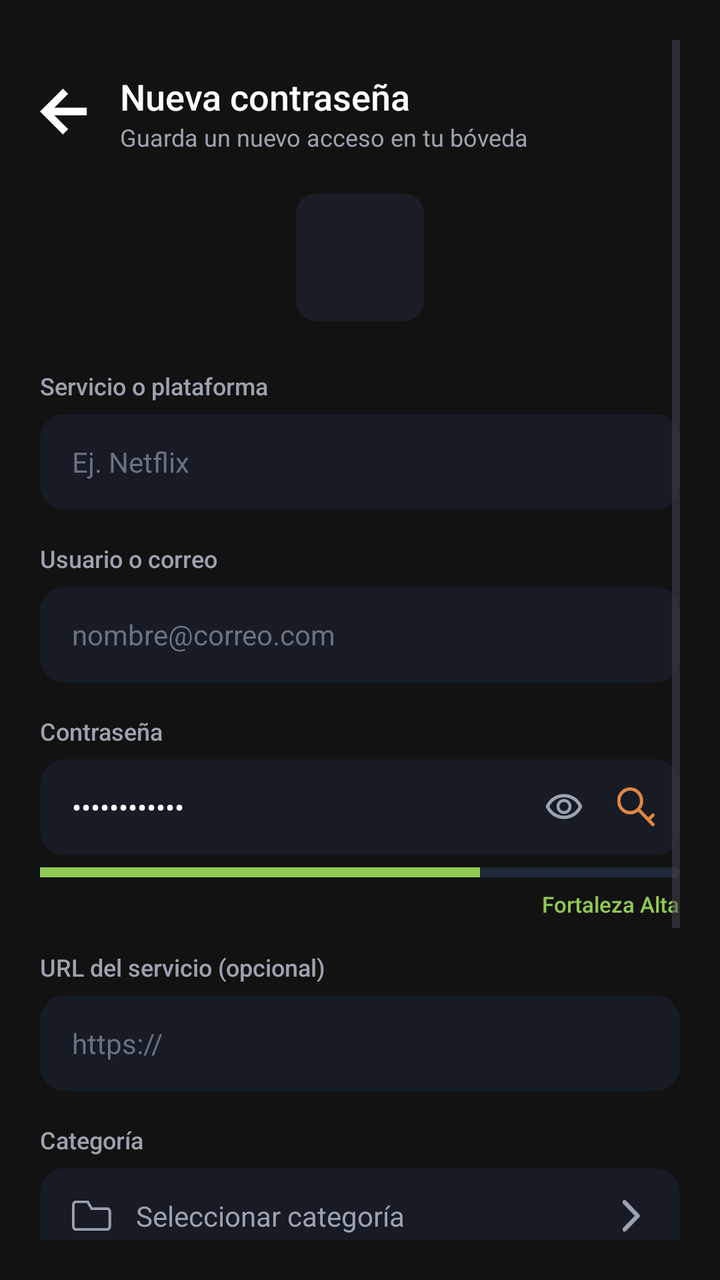
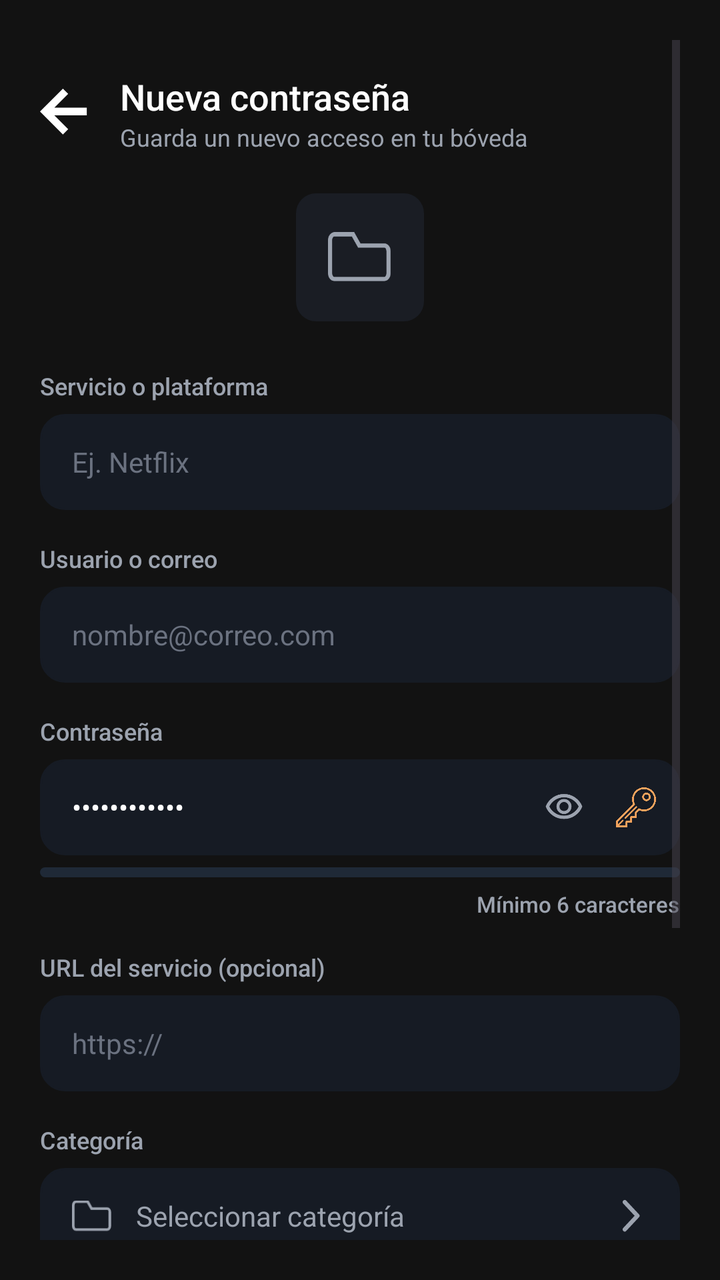

Two renders of the same Android screen: before a commit and after it. Below are the layout's source before the change and the commit's diff.
<!-- AndroidManifest.xml: application theme Theme.MyApplication -->
<!-- res/layout/activity_nueva_credencial.xml -->
<?xml version="1.0" encoding="utf-8"?>
<ScrollView xmlns:android="http://schemas.android.com/apk/res/android"
    xmlns:app="http://schemas.android.com/apk/res-auto"
    android:layout_width="match_parent"
    android:layout_height="match_parent"
    android:background="#121212"
    android:fillViewport="true"
    android:padding="20dp">

    <LinearLayout
        android:layout_width="match_parent"
        android:layout_height="wrap_content"
        android:layout_marginTop="16dp"
        android:layout_marginBottom="40dp"
        android:orientation="vertical">

        
        <LinearLayout
            android:layout_width="match_parent"
            android:layout_height="wrap_content"
            android:layout_marginBottom="20dp"
            android:gravity="center_vertical"
            android:orientation="horizontal">

            <ImageView
                android:id="@+id/btnBack"
                android:layout_width="24dp"
                android:layout_height="24dp"
                android:clickable="true"
                android:focusable="true"
                android:src="@drawable/flecha"
                app:tint="#FFFFFF" />

            <LinearLayout
                android:layout_width="match_parent"
                android:layout_height="wrap_content"
                android:layout_marginStart="16dp"
                android:orientation="vertical">

                <TextView
                    android:layout_width="wrap_content"
                    android:layout_height="wrap_content"
                    android:fontFamily="sans-serif-medium"
                    android:text="Nueva contraseña"
                    android:textColor="#FFFFFF"
                    android:textSize="18sp" />

                <TextView
                    android:layout_width="wrap_content"
                    android:layout_height="wrap_content"
                    android:fontFamily="sans-serif"
                    android:text="Guarda un nuevo acceso en tu bóveda"
                    android:textColor="#9CA3AF"
                    android:textSize="12sp" />
            </LinearLayout>
        </LinearLayout>

        
        <FrameLayout
            android:layout_width="64dp"
            android:layout_height="64dp"
            android:layout_gravity="center_horizontal"
            android:layout_marginBottom="24dp"
            android:background="@drawable/bg_card_rounded" />

        
        <TextView
            android:layout_width="wrap_content"
            android:layout_height="wrap_content"
            android:layout_marginBottom="6dp"
            android:fontFamily="sans-serif-medium"
            android:text="Servicio o plataforma"
            android:textColor="#9CA3AF"
            android:textSize="12sp" />

        <EditText
            android:id="@+id/etService"
            android:layout_width="match_parent"
            android:layout_height="48dp"
            android:layout_marginBottom="16dp"
            android:background="@drawable/bg_card_password_clean"
            android:fontFamily="sans-serif"
            android:hint="Ej. Netflix"
            android:paddingHorizontal="16dp"
            android:textColor="#FFFFFF"
            android:textColorHint="#6B7280"
            android:textSize="14sp" />

        
        <TextView
            android:layout_width="wrap_content"
            android:layout_height="wrap_content"
            android:layout_marginBottom="6dp"
            android:fontFamily="sans-serif-medium"
            android:text="Usuario o correo"
            android:textColor="#9CA3AF"
            android:textSize="12sp" />

        <EditText
            android:id="@+id/etUser"
            android:layout_width="match_parent"
            android:layout_height="48dp"
            android:layout_marginBottom="16dp"
            android:background="@drawable/bg_card_password_clean"
            android:fontFamily="sans-serif"
            android:hint="nombre@correo.com"
            android:paddingHorizontal="16dp"
            android:textColor="#FFFFFF"
            android:textColorHint="#6B7280"
            android:textSize="14sp" />

        
        <TextView
            android:layout_width="wrap_content"
            android:layout_height="wrap_content"
            android:layout_marginBottom="6dp"
            android:fontFamily="sans-serif-medium"
            android:text="Contraseña"
            android:textColor="#9CA3AF"
            android:textSize="12sp" />

        <RelativeLayout
            android:layout_width="match_parent"
            android:layout_height="48dp"
            android:layout_marginBottom="6dp"
            android:background="@drawable/bg_card_password_clean">

            
            <EditText
                android:id="@+id/etPassword"
                android:layout_width="match_parent"
                android:layout_height="match_parent"
                android:layout_alignParentBottom="true"
                android:layout_marginEnd="11dp"
                android:layout_marginBottom="0dp"
                android:layout_toStartOf="@id/layoutIcons"
                android:background="@null"
                android:fontFamily="sans-serif"
                android:inputType="textPassword"
                android:paddingHorizontal="16dp"
                android:text="P@ssw0rd123!"
                android:textColor="#FFFFFF"
                android:textSize="14sp" />

            <LinearLayout
                android:id="@+id/layoutIcons"
                android:layout_width="wrap_content"
                android:layout_height="match_parent"
                android:layout_alignParentEnd="true"
                android:gravity="center_vertical"
                android:orientation="horizontal"
                android:paddingEnd="12dp">

                <ImageView
                    android:id="@+id/btnTogglePassword"
                    android:layout_width="20dp"
                    android:layout_height="20dp"
                    android:layout_marginEnd="16dp"
                    android:src="@drawable/ojo"
                    app:tint="#9CA3AF" />

                <ImageView
                    android:id="@+id/btnGeneratePassword"
                    android:layout_width="20dp"
                    android:layout_height="20dp"
                    android:src="@drawable/llave"
                    app:tint="#E28743" />
            </LinearLayout>
        </RelativeLayout>

        
        <LinearLayout
            android:layout_width="match_parent"
            android:layout_height="wrap_content"
            android:layout_marginBottom="16dp"
            android:orientation="vertical">

            <FrameLayout
                android:layout_width="match_parent"
                android:layout_height="5dp"
                android:layout_marginBottom="6dp"
                android:background="@drawable/bg_strength_bar_container">

                
                <View
                    android:layout_width="220dp"
                    android:layout_height="match_parent"
                    android:background="#8FC954" />
            </FrameLayout>

            <TextView
                android:layout_width="wrap_content"
                android:layout_height="wrap_content"
                android:layout_gravity="end"
                android:fontFamily="sans-serif-medium"
                android:text="Fortaleza Alta"
                android:textColor="#8FC954"
                android:textSize="11sp" />
        </LinearLayout>

        
        <TextView
            android:layout_width="wrap_content"
            android:layout_height="wrap_content"
            android:layout_marginBottom="6dp"
            android:fontFamily="sans-serif-medium"
            android:text="URL del servicio (opcional)"
            android:textColor="#9CA3AF"
            android:textSize="12sp" />

        <EditText
            android:id="@+id/etUrl"
            android:layout_width="match_parent"
            android:layout_height="48dp"
            android:layout_marginBottom="16dp"
            android:background="@drawable/bg_card_password_clean"
            android:fontFamily="sans-serif"
            android:hint="https://"
            android:paddingHorizontal="16dp"
            android:textColor="#FFFFFF"
            android:textColorHint="#6B7280"
            android:textSize="14sp" />

        
        <TextView
            android:layout_width="wrap_content"
            android:layout_height="wrap_content"
            android:layout_marginBottom="6dp"
            android:fontFamily="sans-serif-medium"
            android:text="Categoría"
            android:textColor="#9CA3AF"
            android:textSize="12sp" />

        <RelativeLayout
            android:id="@+id/btnSelectCategory"
            android:layout_width="match_parent"
            android:layout_height="48dp"
            android:layout_marginBottom="16dp"
            android:background="@drawable/bg_card_password_clean"
            android:clickable="true"
            android:focusable="true"
            android:paddingHorizontal="16dp">

            <ImageView
                android:id="@+id/ivCatIcon"
                android:layout_width="20dp"
                android:layout_height="20dp"
                android:layout_centerVertical="true"
                android:src="@drawable/categoria" />

            <TextView
                android:id="@+id/tvCategory"
                android:layout_width="wrap_content"
                android:layout_height="wrap_content"
                android:layout_centerVertical="true"
                android:layout_marginStart="12dp"
                android:layout_toEndOf="@id/ivCatIcon"
                android:fontFamily="sans-serif"
                android:text="Seleccionar categoría"
                android:textColor="#9CA3AF"
                android:textSize="14sp" />

            <ImageView
                android:layout_width="16dp"
                android:layout_height="16dp"
                android:layout_alignParentEnd="true"
                android:layout_centerVertical="true"
                android:src="@drawable/senal" />
        </RelativeLayout>

        
        <TextView
            android:layout_width="wrap_content"
            android:layout_height="wrap_content"
            android:layout_marginBottom="6dp"
            android:fontFamily="sans-serif-medium"
            android:text="Notas adicionales (opcional)"
            android:textColor="#9CA3AF"
            android:textSize="12sp" />

        <EditText
            android:id="@+id/etNotes"
            android:layout_width="match_parent"
            android:layout_height="80dp"
            android:layout_marginBottom="24dp"
            android:background="@drawable/bg_card_password_clean"
            android:fontFamily="sans-serif"
            android:gravity="top|start"
            android:hint="Escribe una nota..."
            android:padding="16dp"
            android:textColor="#FFFFFF"
            android:textColorHint="#6B7280"
            android:textSize="14sp" />

        
        <androidx.appcompat.widget.AppCompatButton
            android:id="@+id/btnSaveCredential"
            android:layout_width="match_parent"
            android:layout_height="48dp"
            android:background="@drawable/bg_button_orange"
            android:fontFamily="sans-serif-medium"
            android:text="Guardar credencial"
            android:textAllCaps="false"
            android:textColor="#121212"
            android:textSize="14sp" />

        <TextView
            android:layout_width="wrap_content"
            android:layout_height="wrap_content"
            android:layout_gravity="center_horizontal"
            android:layout_marginTop="12dp"
            android:layout_marginBottom="16dp"
            android:fontFamily="sans-serif"
            android:text="Tu contraseña se guarda cifrada en la bóveda."
            android:textColor="#6B7280"
            android:textSize="11sp" />

    </LinearLayout>
</ScrollView>
<!-- resources referenced by this layout -->
<resources>
  <!-- drawable bg_button_orange (drawable) -->
  <?xml version="1.0" encoding="utf-8"?>
  <shape xmlns:android="http://schemas.android.com/apk/res/android"
      android:shape="rectangle">
      <solid android:color="#E8873E" />
      <corners android:radius="10dp" />
  </shape>
  <!-- drawable bg_card_password_clean (drawable) -->
  <?xml version="1.0" encoding="utf-8"?>
  <shape xmlns:android="http://schemas.android.com/apk/res/android"
      android:shape="rectangle">
      <solid android:color="#161B24" />
      <corners android:radius="12dp" />
      <stroke
          android:width="1dp"
          android:color="#161B24" />
  </shape>
  <!-- drawable bg_card_rounded (drawable) -->
  <?xml version="1.0" encoding="utf-8"?>
  <shape xmlns:android="http://schemas.android.com/apk/res/android"
      android:shape="rectangle">
      <solid android:color="#1A1D24" />
      <corners android:radius="10dp" />
  </shape>
  <!-- drawable bg_strength_bar_container (drawable) -->
  <?xml version="1.0" encoding="utf-8"?>
  <shape xmlns:android="http://schemas.android.com/apk/res/android"
      android:shape="rectangle">
      <solid android:color="#1F2937" /> 
      <corners android:radius="3dp" />
  </shape>
  <!-- drawable categoria (drawable) -->
  <vector xmlns:android="http://schemas.android.com/apk/res/android"
      android:width="23dp"
      android:height="18dp"
      android:viewportWidth="23"
      android:viewportHeight="18">
    <path
        android:pathData="M2.25,0.75H9L11.25,4.75H20.25C21.075,4.75 21.75,5.65 21.75,6.75V14.75C21.75,15.85 21.075,16.75 20.25,16.75H2.25C1.425,16.75 0.75,15.85 0.75,14.75V2.75C0.75,1.75 1.425,0.75 2.25,0.75Z"
        android:strokeWidth="1.5"
        android:fillColor="#00000000"
        android:strokeColor="#9CA3AF"/>
  </vector>
  <!-- drawable flecha (drawable) -->
  <vector xmlns:android="http://schemas.android.com/apk/res/android"
      android:width="15dp"
      android:height="15dp"
      android:viewportWidth="15"
      android:viewportHeight="15">
    <path
        android:pathData="M7.159,14.318L0,7.159L7.159,-0L8.807,1.633L4.482,5.959H14.616V8.359H4.482L8.807,12.677L7.159,14.318Z"
        android:fillColor="#9A9A9A"/>
  </vector>
  <!-- drawable llave (drawable) -->
  <vector xmlns:android="http://schemas.android.com/apk/res/android"
      android:width="17dp"
      android:height="18dp"
      android:viewportWidth="17"
      android:viewportHeight="18">
    <path
        android:pathData="M5.878,11.413C8.71,11.413 11.006,9.026 11.006,6.082C11.006,3.137 8.71,0.75 5.878,0.75C3.046,0.75 0.75,3.137 0.75,6.082C0.75,9.026 3.046,11.413 5.878,11.413Z"
        android:strokeWidth="1.5"
        android:fillColor="#00000000"
        android:strokeColor="#F97316"/>
    <path
        android:pathData="M9.981,10.347L16.135,16.745M14.083,14.613L16.135,12.48"
        android:strokeWidth="1.5"
        android:fillColor="#00000000"
        android:strokeColor="#F97316"
        android:strokeLineCap="round"/>
  </vector>
  <!-- drawable senal (drawable) -->
  <vector xmlns:android="http://schemas.android.com/apk/res/android"
      android:width="9dp"
      android:height="15dp"
      android:viewportWidth="9"
      android:viewportHeight="15">
    <path
        android:pathData="M1,1L7.154,7.398L1,13.796"
        android:strokeLineJoin="round"
        android:strokeWidth="2"
        android:fillColor="#00000000"
        android:strokeColor="#9CA3AF"
        android:strokeLineCap="round"/>
  </vector>
  <style name="Theme.MyApplication" parent="Base.Theme.MyApplication" />
  <style name="Base.Theme.MyApplication" parent="Theme.Material3.DayNight.NoActionBar">
          <item name="android:windowBackground">#000000</item>
      </style>
  <!-- unchanged entries left out for length: 1 -->
</resources>

<!-- the commit's change to res/layout/activity_nueva_credencial.xml (unified diff, before → after) -->
@@ -61,7 +61,15 @@
             android:layout_height="64dp"
             android:layout_gravity="center_horizontal"
             android:layout_marginBottom="24dp"
-            android:background="@drawable/bg_card_rounded" />
+            android:background="@drawable/bg_card_rounded"
+            android:padding="16dp">
+
+            <ImageView
+                android:id="@+id/ivTopCategoryIcon"
+                android:layout_width="match_parent"
+                android:layout_height="match_parent"
+                android:src="@drawable/categoria" />
+        </FrameLayout>
 
         
         <TextView
@@ -125,7 +133,6 @@
             android:layout_marginBottom="6dp"
             android:background="@drawable/bg_card_password_clean">
 
-            
             <EditText
                 android:id="@+id/etPassword"
                 android:layout_width="match_parent"
@@ -164,7 +171,7 @@
                     android:layout_width="20dp"
                     android:layout_height="20dp"
                     android:src="@drawable/llave"
-                    app:tint="#E28743" />
+                    app:tint="#F2A25C" />
             </LinearLayout>
         </RelativeLayout>
 
@@ -181,20 +188,21 @@
                 android:layout_marginBottom="6dp"
                 android:background="@drawable/bg_strength_bar_container">
 
-                
                 <View
-                    android:layout_width="220dp"
+                    android:id="@+id/viewStrengthBar"
+                    android:layout_width="0dp"
                     android:layout_height="match_parent"
-                    android:background="#8FC954" />
+                    android:background="#EF4444" />
             </FrameLayout>
 
             <TextView
+                android:id="@+id/tvStrengthHint"
                 android:layout_width="wrap_content"
                 android:layout_height="wrap_content"
                 android:layout_gravity="end"
                 android:fontFamily="sans-serif-medium"
-                android:text="Fortaleza Alta"
-                android:textColor="#8FC954"
+                android:text="Mínimo 6 caracteres"
+                android:textColor="#9CA3AF"
                 android:textSize="11sp" />
         </LinearLayout>
 
<!-- resource entries referenced after the edit -->
@@ -53,24 +53,7 @@
         android:pathData="M7.159,14.318L0,7.159L7.159,-0L8.807,1.633L4.482,5.959H14.616V8.359H4.482L8.807,12.677L7.159,14.318Z"
         android:fillColor="#9A9A9A"/>
   </vector>
-  <!-- drawable llave (drawable) -->
-  <vector xmlns:android="http://schemas.android.com/apk/res/android"
-      android:width="17dp"
-      android:height="18dp"
-      android:viewportWidth="17"
-      android:viewportHeight="18">
-    <path
-        android:pathData="M5.878,11.413C8.71,11.413 11.006,9.026 11.006,6.082C11.006,3.137 8.71,0.75 5.878,0.75C3.046,0.75 0.75,3.137 0.75,6.082C0.75,9.026 3.046,11.413 5.878,11.413Z"
-        android:strokeWidth="1.5"
-        android:fillColor="#00000000"
-        android:strokeColor="#F97316"/>
-    <path
-        android:pathData="M9.981,10.347L16.135,16.745M14.083,14.613L16.135,12.48"
-        android:strokeWidth="1.5"
-        android:fillColor="#00000000"
-        android:strokeColor="#F97316"
-        android:strokeLineCap="round"/>
-  </vector>
+  <!-- drawable llave: png bitmap (drawable, 9010 bytes) -->
   <!-- drawable senal (drawable) -->
   <vector xmlns:android="http://schemas.android.com/apk/res/android"
       android:width="9dp"
